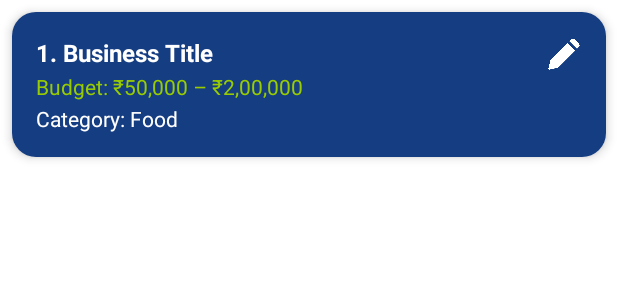
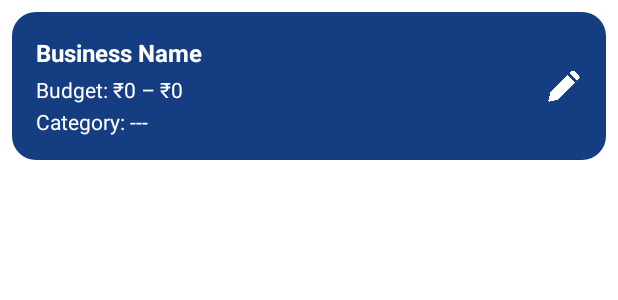
Before and after one commit to Harmit48/PAHELUKADAM, an Android app: the layout item_admin_business.xml on its own in the app's theme, with its tools: preview values and no code run, on a phone screen of 412 x 824 dp. Shown: the top 300 px of the screen. Run offline under Robolectric (Android 15) with nearby library versions, the phone set to English and light mode, and no system bars.

```diff
--- a/app/src/main/res/layout/item_admin_business.xml
+++ b/app/src/main/res/layout/item_admin_business.xml
@@ -2,56 +2,56 @@
 <LinearLayout xmlns:android="http://schemas.android.com/apk/res/android"
     android:layout_width="match_parent"
     android:layout_height="wrap_content"
+    android:orientation="vertical"
+    android:padding="8dp">
+
+    <!-- Card background -->
+    <LinearLayout
+        android:layout_width="match_parent"
+        android:layout_height="wrap_content"
+        android:background="@drawable/rounded_black_bg"
+        android:padding="16dp"
         android:orientation="horizontal"
-    android:padding="16dp"
-    android:layout_margin="8dp"
-    android:background="@drawable/rounded_black_bg"
-    android:elevation="4dp">
+        android:gravity="center_vertical">
 
-    <!-- Left section (title, budget, category) -->
+        <!-- Left side: Text info -->
         <LinearLayout
             android:layout_width="0dp"
             android:layout_height="wrap_content"
             android:layout_weight="1"
             android:orientation="vertical">
 
-        <!-- Title with numbering -->
             <TextView
-            android:id="@+id/tvAdminTitle"
+                android:id="@+id/tvBusinessName"
                 android:layout_width="wrap_content"
                 android:layout_height="wrap_content"
-            android:text="1. Business Title"
+                android:text="Business Name"
                 android:textStyle="bold"
                 android:textSize="16sp"
                 android:textColor="@android:color/white" />
 
-        <!-- Budget -->
             <TextView
-            android:id="@+id/tvAdminBudget"
+                android:id="@+id/tvBudget"
                 android:layout_width="wrap_content"
                 android:layout_height="wrap_content"
-            android:text="Budget: ₹50,000 – ₹2,00,000"
-            android:textSize="14sp"
-            android:textColor="@android:color/holo_green_light"
-            android:layout_marginTop="2dp" />
+                android:text="Budget: ₹0 – ₹0"
+                android:textColor="@android:color/white"
+                android:layout_marginTop="4dp"/>
 
-        <!-- Category -->
             <TextView
-            android:id="@+id/tvAdminCategory"
+                android:id="@+id/tvCategory"
                 android:layout_width="wrap_content"
                 android:layout_height="wrap_content"
-            android:text="Category: Food"
-            android:textSize="14sp"
+                android:text="Category: ---"
                 android:textColor="@android:color/white"
-            android:layout_marginTop="2dp" />
+                android:layout_marginTop="2dp"/>
         </LinearLayout>
 
-    <!-- Right section (edit icon) -->
+        <!-- Right side: Edit icon -->
         <ImageView
             android:id="@+id/ivEdit"
             android:layout_width="24dp"
             android:layout_height="24dp"
-        android:src="@drawable/ic_edit_white"
-        android:contentDescription="Edit" />
-
+            android:src="@drawable/ic_edit_white"/>
     </LinearLayout>
+</LinearLayout>
```
Also changed, not shown: app/src/main/java/com/pahekukadam/pahelukadam/adapter/AdminBusinessAdapter.kt (+16 -35 lines), app/src/main/java/com/pahekukadam/pahelukadam/admin/AdminFragment.kt (+7 -8 lines), app/src/main/java/com/pahekukadam/pahelukadam/model/Adminbusinessidea.kt (added, +8 -0 lines). Lines whose indentation alone changed are shown as unchanged.
